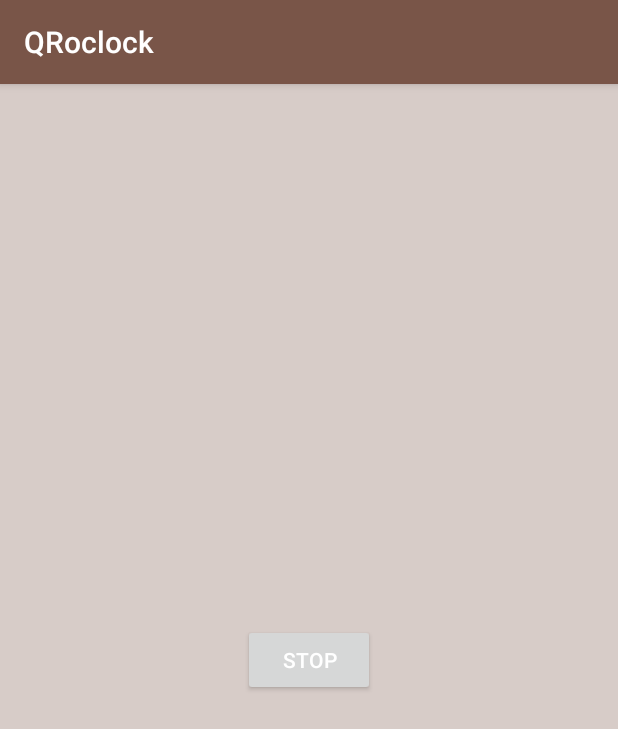
After one commit to SteveQQ/QRoclock, an Android app: the AlarmRingActivity screen opened directly, with no data from a screen before it, on a phone screen of 412 x 824 dp. The commit adds this screen. Shown: the top 729 px of the screen. Run offline under Robolectric (Android 15) with nearby library versions, the phone set to English and light mode, and no system bars; our stand-ins replace ButterKnife; Roboto replaces fonts that are not available here; 2 statements that could not run were skipped.

Commit message:
Added ringtone play and activity started from background

```diff
--- a/app/src/main/java/com/steveq/qroclock/service/RunnableCallback.java
+++ b/app/src/main/java/com/steveq/qroclock/service/RunnableCallback.java
@@ -5,5 +5,5 @@ package com.steveq.qroclock.service;
  */
 
 public interface RunnableCallback {
-    void timeHasCome(Runnable r);
+    void timeHasCome(Runnable r, AlarmHandlingService.AlarmInfo info);
 }
--- /dev/null
+++ b/app/src/main/java/com/steveq/qroclock/ui/activities/AlarmRingActivity.java
@@ -0,0 +1,74 @@
+package com.steveq.qroclock.ui.activities;
+
+import android.content.Intent;
+import android.media.AudioAttributes;
+import android.media.AudioManager;
+import android.media.Ringtone;
+import android.media.RingtoneManager;
+import android.net.Uri;
+import android.os.Handler;
+import android.os.HandlerThread;
+import android.support.v7.app.AppCompatActivity;
+import android.os.Bundle;
+import android.util.Log;
+import android.view.View;
+import android.widget.Button;
+
+import com.steveq.qroclock.R;
+import com.steveq.qroclock.service.AlarmHandlingService;
+
+import butterknife.BindView;
+import butterknife.ButterKnife;
+import butterknife.OnClick;
+
+public class AlarmRingActivity extends AppCompatActivity {
+    private static final String TAG = AlarmRingActivity.class.getSimpleName();
+
+    @BindView(R.id.stopAlarmButton)
+    Button stopAlarmButton;
+
+    private Ringtone mRingtone;
+    private Boolean isWaking = true;
+
+    @Override
+    protected void onCreate(Bundle savedInstanceState) {
+        super.onCreate(savedInstanceState);
+        setContentView(R.layout.activity_alarm_ring);
+        ButterKnife.bind(this);
+
+        Intent receivedIntent = getIntent();
+
+        Uri ringUri = Uri.parse(receivedIntent.getStringExtra(AlarmHandlingService.ALARM_RINGTONE));
+        mRingtone = RingtoneManager.getRingtone(this, ringUri);
+    }
+
+    @Override
+    protected void onResume() {
+        super.onResume();
+        wakeUp();
+    }
+
+    private void wakeUp(){
+        final AudioManager audioManager = (AudioManager) getSystemService(AUDIO_SERVICE);
+        HandlerThread thread = new HandlerThread("Ringtone play thread");
+        thread.start();
+        Handler handler = new Handler(thread.getLooper());
+        handler.post(new Runnable() {
+            @Override
+            public void run() {
+                while(isWaking){
+                    if(!mRingtone.isPlaying()) {
+                        mRingtone.play();
+                        audioManager.setStreamVolume(AudioManager.STREAM_RING, audioManager.getStreamMaxVolume(AudioManager.STREAM_RING), 0);
+                    }
+                }
+            }
+        });
+    }
+
+    @OnClick(R.id.stopAlarmButton)
+    public void stopAlarm(View v){
+        isWaking = false;
+        mRingtone.stop();
+    }
+}
--- a/app/src/main/java/com/steveq/qroclock/ui/dialogs/AlarmConfigDialog.java
+++ b/app/src/main/java/com/steveq/qroclock/ui/dialogs/AlarmConfigDialog.java
@@ -148,6 +148,7 @@ public class AlarmConfigDialog extends DialogFragment {
 
                             Intent intent = new Intent(mParent, AlarmHandlingService.class);
                             intent.putExtra(AlarmHandlingService.ALARM_TIME, a.getTime());
+                            intent.putExtra(AlarmHandlingService.ALARM_RINGTONE, a.getRingtoneUri());
                             mParent.startService(intent);
                             mParent.formConfirmed();
                             alertDialog.dismiss();
--- /dev/null
+++ b/app/src/main/res/layout/activity_alarm_ring.xml
@@ -0,0 +1,20 @@
+<?xml version="1.0" encoding="utf-8"?>
+<RelativeLayout xmlns:android="http://schemas.android.com/apk/res/android"
+    xmlns:tools="http://schemas.android.com/tools"
+    android:id="@+id/activity_alarm_ring"
+    android:layout_width="match_parent"
+    android:layout_height="match_parent"
+    android:paddingBottom="@dimen/activity_vertical_margin"
+    android:paddingLeft="@dimen/activity_horizontal_margin"
+    android:paddingRight="@dimen/activity_horizontal_margin"
+    android:paddingTop="@dimen/activity_vertical_margin"
+    tools:context="com.steveq.qroclock.ui.activities.AlarmRingActivity">
+
+    <Button
+        android:id="@+id/stopAlarmButton"
+        android:layout_width="wrap_content"
+        android:layout_height="wrap_content"
+        android:layout_centerInParent="true"
+        android:text="STOP"/>
+
+</RelativeLayout>
```
Also changed, not shown: app/src/main/AndroidManifest.xml (+8 -6 lines), app/src/main/java/com/steveq/qroclock/service/AlarmHandlingService.java (+60 -21 lines), app/src/main/java/com/steveq/qroclock/service/AlarmRunnable.java (+5 -4 lines).
